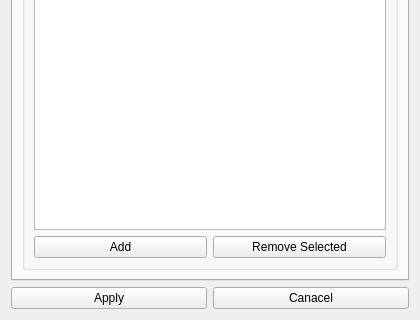
Old version of the form src/taskconfigdialog.ui in the repository k4yt3x/video2x-qt6; both pictures show x 0 to 420 and y 606 to 926 of the 420 by 926 pixel window.
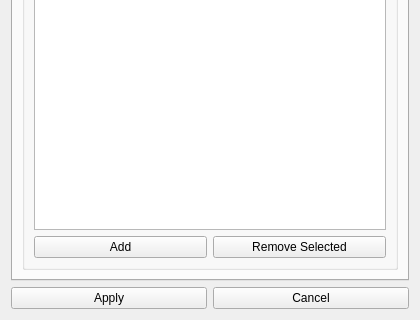
New version of the form. The open tabs and pages were chosen to show the change.

Patch:
```diff
--- a/src/taskconfigdialog.ui
+++ b/src/taskconfigdialog.ui
@@ -918,7 +918,7 @@
      <item>
       <widget class="QPushButton" name="cancelPushButton">
        <property name="text">
-        <string>Canacel</string>
+        <string>Cancel</string>
        </property>
       </widget>
      </item>
```
Left out of the diff: 44 changed lines with no effect on the pictures.
